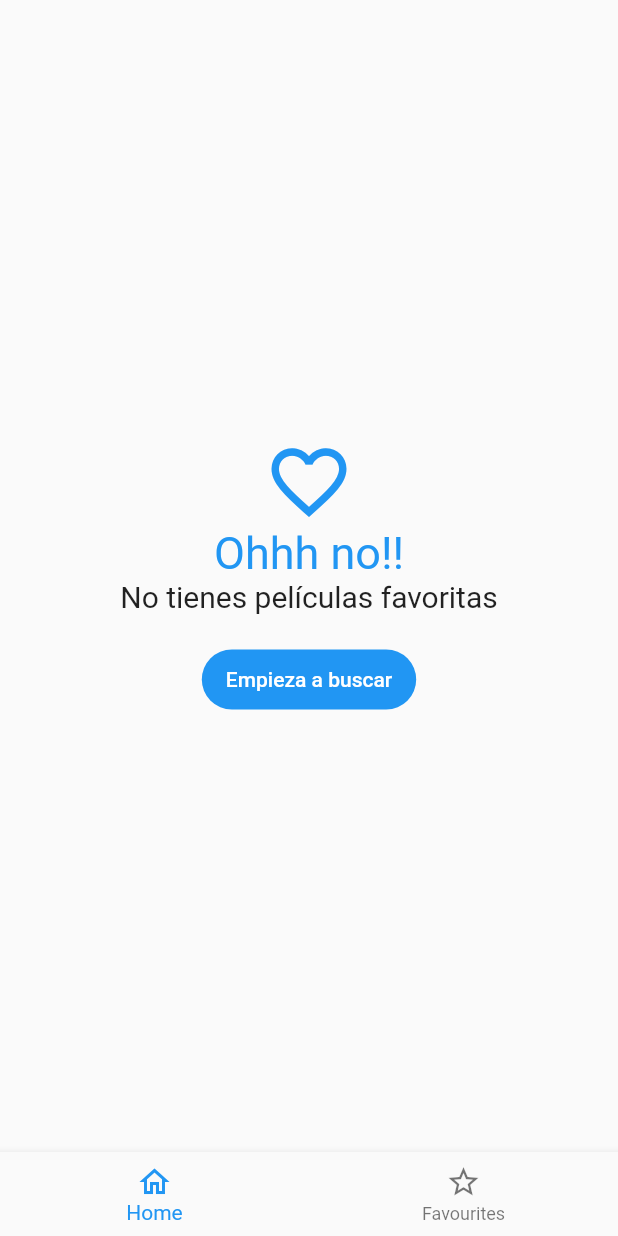
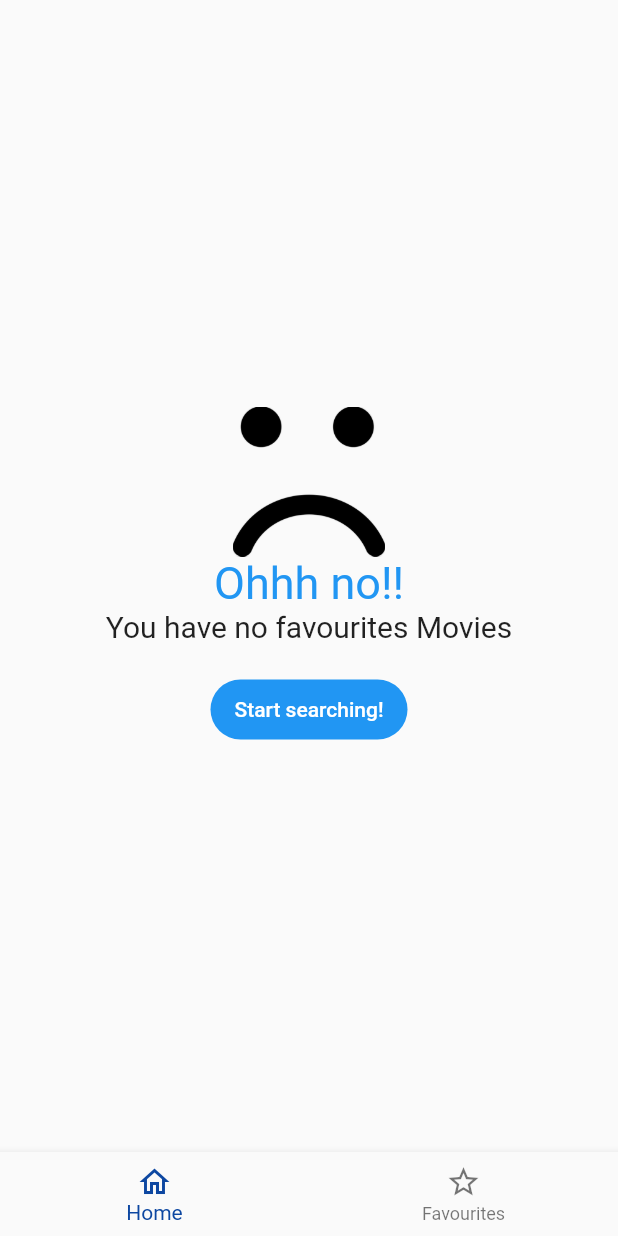
Before and after one commit to manumiguezz/FlickFramesApp, a Flutter app: the screen it shows after launch, swiped to page 2, on a phone screen of 412 x 824 dp. Run offline on Flutter 3.47's test engine with Material 2 defaults, Android fonts, the phone set to English and light mode, and no system bars; our stand-ins replace animate_do, animated_theme_switcher, card_swiper, dio, flutter_dotenv, flutter_riverpod and 2 more; accounts and stored records are empty; generated files the repository leaves out were written again; network calls fail.

Commit message:
apptheme updated, main changed, classes deleted, colors changed, almost prepared for export

```diff
--- a/lib/config/theme/app_theme.dart
+++ b/lib/config/theme/app_theme.dart
@@ -1,14 +1,43 @@
+
 
 import 'package:flutter/material.dart';
 
-class AppTheme {
+ThemeData appThemeData() {
+    return ThemeData(
+          primarySwatch: Colors.blue,
 
+          appBarTheme: AppBarTheme(
+            backgroundColor: Colors.blue.shade900
+          ),
 
-  ThemeData getTheme() => ThemeData(
-    useMaterial3: true,
-    colorSchemeSeed: Colors.white,
-    brightness: Brightness.dark
-  );
+          bottomNavigationBarTheme: BottomNavigationBarThemeData(
+            selectedItemColor: Colors.blue.shade900
+          ),
 
+          drawerTheme: DrawerThemeData(
 
-}
+          )
+        );
+  }
+
+ThemeData appThemeDataDark() {
+    return ThemeData(
+      colorScheme: ColorScheme(
+        background: Colors.black54,
+        brightness: Brightness.dark,
+        primary: Colors.blue.shade900,
+        onPrimary: Colors.blue.shade100,
+        secondary: Colors.blue.shade600,
+        onSecondary: Colors.blue,
+        error: Colors.red,
+        onError: Colors.red,
+        onBackground: Colors.blue.shade800,
+        onSurface:  Colors.white,
+        surface:  Colors.blue.shade800,
+      ),
+
+    drawerTheme: DrawerThemeData(
+
+    )
+    );
+  }
--- a/lib/main.dart
+++ b/lib/main.dart
@@ -4,6 +4,8 @@ import 'package:flutter/material.dart';
 import 'package:app_cinema/config/router/app_router.dart';
 import 'package:flutter_dotenv/flutter_dotenv.dart';
 import 'package:flutter_riverpod/flutter_riverpod.dart';
+
+import 'config/theme/app_theme.dart';
 
 
 Future <void> main() async {
@@ -22,6 +24,8 @@ class MainApp extends StatefulWidget {
 }
 
 class _MainAppState extends State<MainApp> {
+
+
   bool isDarkModeEnabled = false;
 
   void toggleTheme(){
@@ -35,14 +39,16 @@ class _MainAppState extends State<MainApp> {
     return Consumer(
       builder: (context, ref, _) {
         final themeProvider = ref.watch(themeProviderNotifier);
+
         return MaterialApp.router(
           routerConfig: appRouter,
           debugShowCheckedModeBanner: false,
-          theme: ThemeData.light(),
-          darkTheme: ThemeData.dark(),
+          theme: appThemeData(),
+          darkTheme: appThemeDataDark(),
           themeMode: themeProvider.currentThemeMode,
         );
       },
     );
   }
+
 }
--- a/lib/presentation/providers/movies/movies_repository_provider.dart
+++ b/lib/presentation/providers/movies/movies_repository_provider.dart
@@ -4,7 +4,6 @@ import 'package:flutter_riverpod/flutter_riverpod.dart';
 import '../../../infrastructure/datasources/moviedb_datasource.dart';
 import '../../../infrastructure/repositories/movie_repository_impl.dart';
 
-// Este repositorio es inmutable
 final movieRepositoryProvider = Provider((ref) {
   return MovieRepositoryImpl( MoviedbDatasource() );
 });
--- a/lib/presentation/screens/movies/home_screen.dart
+++ b/lib/presentation/screens/movies/home_screen.dart
@@ -19,7 +19,6 @@ class HomeScreen extends StatefulWidget {
   State<HomeScreen> createState() => _HomeScreenState();
 }
 
-//* Este Mixin es necesario para mantener el estado en el PageView
 class _HomeScreenState extends State<HomeScreen> with AutomaticKeepAliveClientMixin {
 
   late PageController pageController;
@@ -39,7 +38,7 @@ class _HomeScreenState extends State<HomeScreen> with AutomaticKeepAliveClientMi
   }
 
   final viewRoutes =  const <Widget>[
-    HomeView(), // <--- categorias View
+    HomeView(),
     FavoritesView(),
   ];
 
@@ -57,10 +56,9 @@ class _HomeScreenState extends State<HomeScreen> with AutomaticKeepAliveClientMi
 
     return Scaffold(
       body: PageView(
-        //* Esto evitará que rebote
         physics: const NeverScrollableScrollPhysics(),
         controller: pageController,
-        // index: pageIndex,
+
         children: viewRoutes,
       ),
       bottomNavigationBar: CustomBottomNavigation(
--- a/lib/presentation/views/movies/favourites_view.dart
+++ b/lib/presentation/views/movies/favourites_view.dart
@@ -56,14 +56,17 @@ class FavoritesViewState extends ConsumerState<FavoritesView> with AutomaticKeep
           mainAxisAlignment: MainAxisAlignment.center,
           crossAxisAlignment: CrossAxisAlignment.center,
           children: [
-            Icon( Icons.favorite_outline_sharp, size: 60, color: colors.primary ),
+            SizedBox(
+              height: 100,
+              child: Image.asset('assets/sad-face.png')
+            ),
             Text('Ohhh no!!', style: TextStyle( fontSize: 30, color: colors.primary)),
-            const Text('No tienes películas favoritas', style: TextStyle( fontSize: 20 )),
+            const Text('You have no favourites Movies', style: TextStyle( fontSize: 20 )),
 
             const SizedBox(height: 20),
             FilledButton.tonal(
               onPressed: () => context.go('/home/0'),
-              child: const Text('Empieza a buscar')
+              child: const Text('Start searching!')
             )
           ],
         ),
--- a/lib/presentation/views/movies/home_view.dart
+++ b/lib/presentation/views/movies/home_view.dart
@@ -54,7 +54,7 @@ class HomeViewState extends ConsumerState<HomeView> with AutomaticKeepAliveClien
             padding: EdgeInsets.only(top: MediaQuery.of(context).padding.top),
             sliver: SliverAppBar(
               title: const Text('FLICKFRAMES', style: TextStyle(fontWeight: FontWeight.bold),),
-              backgroundColor: colors.background,
+              // backgroundColor: Colors.blue.shade900,
               centerTitle: true,
               pinned: false,
               actions: [
--- a/lib/presentation/widgets/shared/custom_drawer.dart
+++ b/lib/presentation/widgets/shared/custom_drawer.dart
@@ -46,9 +46,6 @@ class _CustomListView extends StatelessWidget {
       children: [
 
         DrawerHeader(
-          decoration: BoxDecoration(
-            color: Theme.of(context).primaryColorLight,
-          ),
           child: Text(
             'Adjustment',
             style: textStyles.titleLarge,
--- a/lib/presentation/widgets/widgets.dart
+++ b/lib/presentation/widgets/widgets.dart
@@ -6,4 +6,3 @@ export 'package:app_cinema/presentation/widgets/movies/movie_horizontal_listview
 export 'package:app_cinema/presentation/widgets/movies/movies_slideshow.dart';
 export 'package:app_cinema/presentation/widgets/shared/custom_bottomnavigation.dart';
 export 'package:app_cinema/presentation/widgets/shared/full_screen_loader.dart';
-export 'shared/custom_appbar.dart';
```
Also changed, not shown: lib/presentation/providers/theme/theme_provider.dart (+16 -5 lines), lib/presentation/widgets/shared/custom_appbar.dart (deleted, +0 -38 lines), preview/MovieScreenPreviewDark.png.
